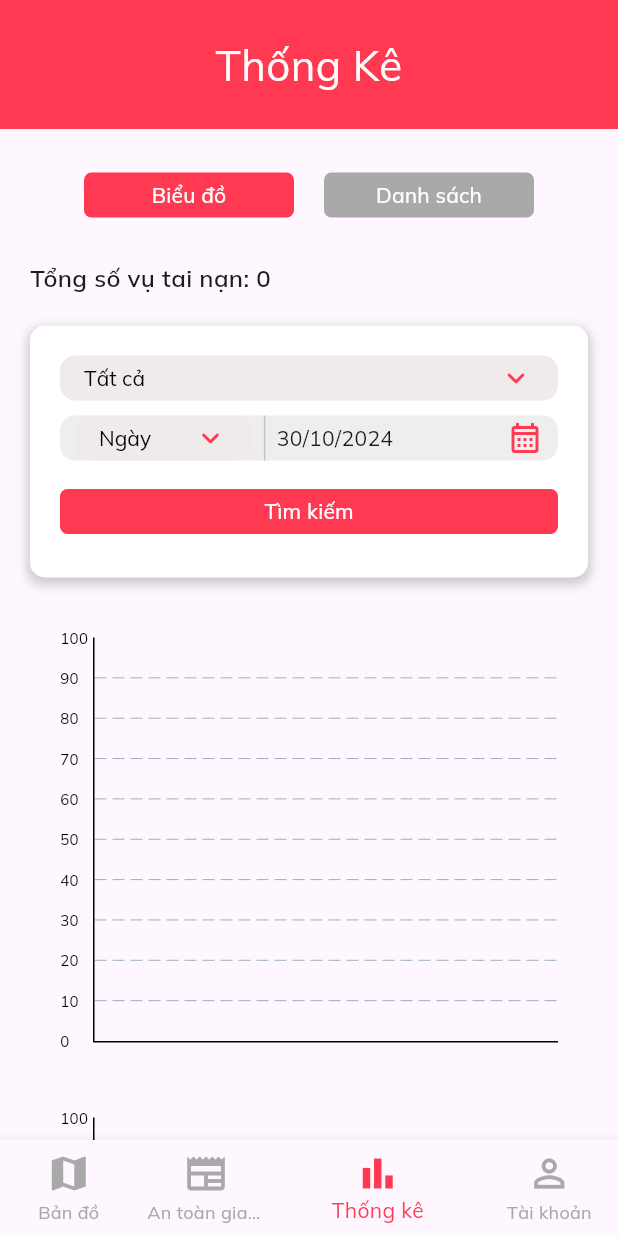
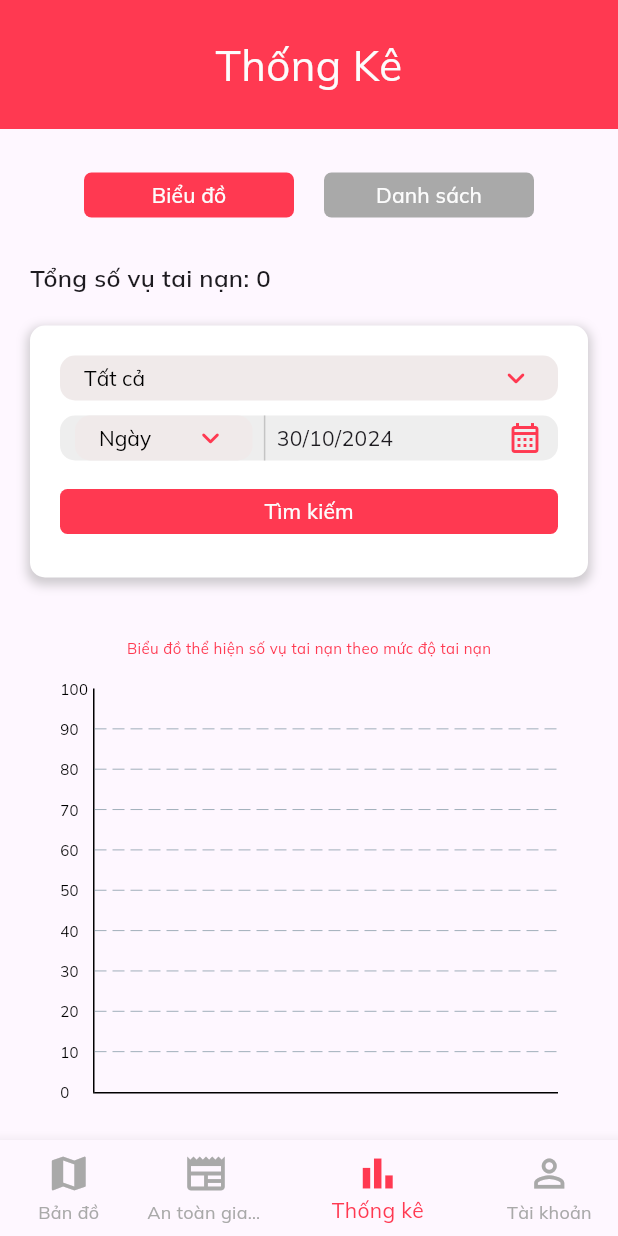
Before and after one commit to thuong22092k3/CTMap, a Flutter app: the screen it shows after launch, item 3 of the bottom bar chosen, after a tap on "Tìm kiếm", on a phone screen of 412 x 824 dp. Run offline on Flutter 3.47's test engine with Material 3 defaults, Android fonts, the phone set to English and light mode, and no system bars; drawn by our look-alikes of fl_chart; our stand-ins replace cached_network_image, flutter_map, flutter_riverpod, flutter_typeahead, geolocator, go_router and 3 more; missing offline and left inert: webfeed; network calls fail.

Commit message:
ADD - Add provider for accidents in files: home_map, main, statistic, new_sheet

```diff
--- a/ctmap/lib/main.dart
+++ b/ctmap/lib/main.dart
@@ -1,3 +1,4 @@
+import 'package:ctmap/state_management/accident_state.dart';
 import 'package:flutter/material.dart';
 import 'package:flutter_riverpod/flutter_riverpod.dart';
 import 'package:ctmap/pages/routes/routes.dart';
@@ -23,7 +24,6 @@ class MyApp extends ConsumerWidget {
           bodyLarge: TextStyle(fontFamily: 'Mulish'), // Font cho bodyText1
           bodyMedium: TextStyle(fontFamily: 'Mulish'), // Font cho bodyText2
           displayLarge: TextStyle(fontFamily: 'Mulish'), // Font cho headline1
-          // Thêm các phong cách font khác tùy theo nhu cầu
         ),
       ),
     );
--- a/ctmap/lib/pages/screens/Home_Map/detail_sheet.dart
+++ b/ctmap/lib/pages/screens/Home_Map/detail_sheet.dart
@@ -118,7 +118,7 @@ class DetailSheet extends ConsumerWidget {
                 ),
               Positioned(
                 bottom: 10,
-                right: 10,
+                left: 50,
                 child: IconButton(
                   icon: const Icon(AppIcons.share, color: AppColors.blue),
                   onPressed: () {
--- a/ctmap/lib/pages/screens/Home_Map/new_sheet.dart
+++ b/ctmap/lib/pages/screens/Home_Map/new_sheet.dart
@@ -1,7 +1,9 @@
 import 'package:ctmap/assets/colors/colors.dart';
 import 'package:ctmap/assets/icons/icons.dart';
+import 'package:ctmap/data/type.dart';
 import 'package:ctmap/pages/screens/Home_Map/home_map.dart';
 import 'package:ctmap/services/api.dart';
+import 'package:ctmap/state_management/accident_state.dart';
 import 'package:ctmap/state_management/user_state.dart';
 import 'package:ctmap/widgets/components/Button/Button.dart';
 import 'package:ctmap/widgets/components/Dropdown/Dropdown.dart';
@@ -162,6 +164,7 @@ class _NewSheetState extends ConsumerState<NewSheet> {
         };
 
         await addAccident(accidentData);
+        ref.read(accidentProvider.notifier).addAccident(accidentData);
         Navigator.push(
             context, MaterialPageRoute(builder: (context) => Home()));
       } catch (e) {
--- a/ctmap/lib/pages/screens/statistic.dart
+++ b/ctmap/lib/pages/screens/statistic.dart
@@ -1,22 +1,26 @@
 import 'package:ctmap/data/type.dart';
 import 'package:ctmap/services/api.dart';
+import 'package:ctmap/state_management/accident_state.dart';
 import 'package:flutter/material.dart';
 import 'package:ctmap/assets/colors/colors.dart';
 import 'package:ctmap/assets/icons/icons.dart';
+import 'package:flutter_riverpod/flutter_riverpod.dart';
 import '../../widgets/components/Button/Button.dart';
 import '../../widgets/components/Dropdown/Dropdown.dart';
 import '../../widgets/components/Chart/BarChart.dart';
 import '../../widgets/components/Table/Table.dart';
 import '../../widgets/components/Calendar/Calendar.dart';
 
-class Statistic extends StatefulWidget {
+// sửa ở statefulwidget -> ConsumerStatefulWidget
+class Statistic extends ConsumerStatefulWidget {
   const Statistic({super.key});
 
   @override
   _StatisticState createState() => _StatisticState();
 }
 
-class _StatisticState extends State<Statistic> {
+// sửa ở state -> ConsumerState
+class _StatisticState extends ConsumerState<Statistic> {
   List<String> cities = ['Tất cả'];
   String selectedCity = 'Tất cả';
   String selectedOption = 'Ngày';
@@ -27,41 +31,149 @@ class _StatisticState extends State<Statistic> {
   bool isChartButtonSelected = true;
   List<AccidentData> accidentDataList = [];
   List<AccidentData> filteredAccidentDataList = [];
-  Map<String, int> accidentCountByCity = {};
+  List<AccidentData> accidentCountByCity = [];
   List<AccidentData> accidentDataListTable = [];
 
   @override
   void initState() {
     super.initState();
-    getAccidents();
+    // getAccidents();
+
+    fetchAccidents();
   }
 
-  Future<void> getAccidents() async {
-    List<AccidentData> accidents = await getAllAccidents();
-    if (accidents.isNotEmpty) {
-      print('Dữ liệu đã được lấy thành công.');
+  // Future<void> getAccidents() async {
+  //   List<AccidentData> accidents = await getAllAccidents();
+  //   if (accidents.isNotEmpty) {
+  //     print('Dữ liệu đã được lấy thành công.');
 
-      Set<String> uniqueCities =
-          accidents.map((accident) => accident.city).toSet();
+  //     Set<String> uniqueCities =
+  //         accidents.map((accident) => accident.city).toSet();
 
-      setState(() {
-        accidentDataList = accidents;
-        filteredAccidentDataList = accidents;
-        cities = ['Tất cả', ...uniqueCities];
-        accidentCountByCity = _countAccidentsByCity(accidents);
-      });
-    } else {
-      print('Không có dữ liệu.');
-    }
+  //     setState(() {
+  //       accidentDataList = accidents;
+  //       filteredAccidentDataList = accidents;
+  //       cities = ['Tất cả', ...uniqueCities];
+  //       accidentCountByCity = _countAccidentsByCity(accidents);
+  //     });
+  //   } else {
+  //     print('Không có dữ liệu.');
+  //   }
+  // }
+
+  // void countAccidentsByCity(List<AccidentData> accidents) {
+  //   Map<String, int> cityAccidentCount = {};
+  //   setState(() {
+  //     for (var accident in accidents) {
+  //       cityAccidentCount[accident.city] =
+  //           (cityAccidentCount[accident.city] ?? 0) + 1;
+  //     }
+  //   });
+
+  //   // return cityAccidentCount;
+  // }
+
+  // DateTimeRange getDateRange(String selectedOption, DateTime selectedDate) {
+  //   DateTime startDate;
+  //   DateTime endDate;
+
+  //   switch (selectedOption) {
+  //     case 'Ngày':
+  //       startDate = selectedDate;
+  //       endDate = selectedDate;
+  //       break;
+  //     case 'Tuần':
+  //       startDate =
+  //           selectedDate.subtract(Duration(days: selectedDate.weekday - 1));
+  //       endDate = startDate.add(Duration(days: 6));
+  //       break;
+  //     case 'Tháng':
+  //       startDate = DateTime(selectedDate.year, selectedDate.month, 1);
+  //       endDate = DateTime(selectedDate.year, selectedDate.month + 1, 0);
+  //       break;
+  //     case 'Quý':
+  //       int quarter = ((selectedDate.month - 1) ~/ 3) + 1;
+  //       startDate = DateTime(selectedDate.year, (quarter - 1) * 3 + 1, 1);
+  //       endDate = DateTime(selectedDate.year, quarter * 3 + 1, 0);
+  //       break;
+  //     case 'Năm':
+  //       startDate = DateTime(selectedDate.year, 1, 1);
+  //       endDate = DateTime(selectedDate.year, 12, 31);
+  //       break;
+  //     default:
+  //       startDate = selectedDate;
+  //       endDate = selectedDate;
+  //       break;
+  //   }
+
+  //   return DateTimeRange(start: startDate, end: endDate);
+  // }
+
+  void countAccidentsByCity(List<AccidentData> accidents) {
+    Map<String, int> cityAccidentCount = {};
+    setState(() {
+      for (var accident in accidents) {
+        cityAccidentCount[accident.city] =
+            (cityAccidentCount[accident.city] ?? 0) + 1;
+      }
+    });
+    // return cityAccidentCount;
   }
 
-  Map<String, int> _countAccidentsByCity(List<AccidentData> accidents) {
-    Map<String, int> cityAccidentCount = {};
-    for (var accident in accidents) {
-      cityAccidentCount[accident.city] =
-          (cityAccidentCount[accident.city] ?? 0) + 1;
-    }
-    return cityAccidentCount;
+  void filterAccidents() {
+    DateTimeRange dateRange = getDateRange(selectedOption, selectedDate);
+
+    setState(() {
+      if (selectedCity == 'Tất cả') {
+        filteredAccidentDataList = accidentDataList.where((accident) {
+          return accident.date
+                  .isAfter(dateRange.start.subtract(const Duration(days: 1))) &&
+              accident.date
+                  .isBefore(dateRange.end.add(const Duration(days: 1)));
+        }).toList();
+      } else {
+        filteredAccidentDataList = accidentDataList
+            .where((accident) =>
+                accident.city == selectedCity &&
+                accident.date.isAfter(
+                    dateRange.start.subtract(const Duration(days: 1))) &&
+                accident.date
+                    .isBefore(dateRange.end.add(const Duration(days: 1))))
+            .toList();
+      }
+    });
+  }
+
+  bool isSameDay(DateTime date1, DateTime date2) {
+    return date1.year == date2.year &&
+        date1.month == date2.month &&
+        date1.day == date2.day;
+  }
+
+  Future<void> fetchAccidents() async {
+    await ref.read(accidentProvider.notifier).getAccidents();
+    final accidentProviderData = ref.watch(accidentProvider);
+    Set<String> uniqueCities =
+        accidentProviderData.map((accident) => accident.city).toSet();
+
+    setState(() {
+      accidentDataList = accidentProviderData;
+      filteredAccidentDataList = accidentProviderData;
+      accidentCountByCity = accidentProviderData;
+      cities = ['Tất cả', ...uniqueCities];
+    });
+  }
+
+  List<AccidentData> getFilteredAccidents(List<AccidentData> accidentDataList) {
+    DateTimeRange dateRange = getDateRange(selectedOption, selectedDate);
+
+    return accidentDataList.where((accident) {
+      bool isInDateRange =
+          accident.date.isAfter(dateRange.start.subtract(Duration(days: 1))) &&
+              accident.date.isBefore(dateRange.end.add(Duration(days: 1)));
+      bool isInCity = selectedCity == 'Tất cả' || accident.city == selectedCity;
+      return isInDateRange && isInCity;
+    }).toList();
   }
 
   DateTimeRange getDateRange(String selectedOption, DateTime selectedDate) {
@@ -100,38 +212,16 @@ class _StatisticState extends State<Statistic> {
     return DateTimeRange(start: startDate, end: endDate);
   }
 
-  void filterAccidents() {
-    DateTimeRange dateRange = getDateRange(selectedOption, selectedDate);
-
-    setState(() {
-      if (selectedCity == 'Tất cả') {
-        filteredAccidentDataList = accidentDataList.where((accident) {
-          return accident.date
-                  .isAfter(dateRange.start.subtract(const Duration(days: 1))) &&
-              accident.date
-                  .isBefore(dateRange.end.add(const Duration(days: 1)));
-        }).toList();
-      } else {
-        filteredAccidentDataList = accidentDataList
-            .where((accident) =>
-                accident.city == selectedCity &&
-                accident.date.isAfter(
-                    dateRange.start.subtract(const Duration(days: 1))) &&
-                accident.date
-                    .isBefore(dateRange.end.add(const Duration(days: 1))))
-            .toList();
-      }
-    });
-  }
-
-  bool isSameDay(DateTime date1, DateTime date2) {
-    return date1.year == date2.year &&
-        date1.month == date2.month &&
-        date1.day == date2.day;
-  }
+  bool isSearchButtonPressed = false;
 
   @override
   Widget build(BuildContext context) {
+    final accidentDataList = ref.watch(accidentProvider);
+    Set<String> uniqueCities =
+        accidentDataList.map((accident) => accident.city).toSet();
+    List<String> cities = ['Tất cả', ...uniqueCities];
+    accidentCountByCity = accidentDataList;
+    countAccidentsByCity(accidentCountByCity);
     print(
         'Filtered Accident Data List in Statistic: $filteredAccidentDataList');
 
@@ -207,7 +297,7 @@ class _StatisticState extends State<Statistic> {
                   ),
                   SizedBox(height: 20),
                   Text(
-                    'Tổng số vụ tai nạn: ${filteredAccidentDataList.length}',
+                    'Tổng số vụ tai nạn: ${showChart ? (isSearchButtonPressed ? getFilteredAccidents(accidentDataList).length : accidentDataList.length) : accidentDataList.length}',
                     style: TextStyle(fontSize: 16, fontWeight: FontWeight.w600),
                   ),
                   SizedBox(height: 20),
@@ -327,7 +417,11 @@ class _StatisticState extends State<Statistic> {
                           SizedBox(height: 10),
                           CustomButton(
                             onTap: () {
-                              filterAccidents();
+                              setState(() {
+                                filteredAccidentDataList =
+                                    getFilteredAccidents(accidentDataList);
+                                isSearchButtonPressed = true;
+                              });
                             },
                             btnText: "Tìm kiếm",
                             btnHeight: 30,
@@ -344,19 +438,39 @@ class _StatisticState extends State<Statistic> {
                       padding: const EdgeInsets.all(20.0),
                       child: Column(
                         children: [
+                          Text(
+                            'Biểu đồ thể hiện số vụ tai nạn theo mức độ tai nạn',
+                            style: TextStyle(
+                                fontSize: 10,
+                                fontWeight: FontWeight.w400,
+                                color: AppColors.red),
+                          ),
+                          SizedBox(height: 20),
                           SizedBox(
                             height: 300,
                             child: CustomBarChart(
                               dataMode: DataMode.level,
-                              accidentDataList: filteredAccidentDataList,
+                              accidentDataList: isSearchButtonPressed
+                                  ? getFilteredAccidents(accidentDataList)
+                                  : accidentDataList,
                             ),
+                          ),
+                          SizedBox(height: 20),
+                          Text(
+                            'Biểu đồ thể hiện số vụ tai nạn theo loại tai nạn',
+                            style: TextStyle(
+                                fontSize: 10,
+                                fontWeight: FontWeight.w400,
+                                color: AppColors.red),
                           ),
                           SizedBox(height: 20),
                           SizedBox(
                             height: 300,
                             child: CustomBarChart(
                               dataMode: DataMode.cause,
-                              accidentDataList: filteredAccidentDataList,
+                              accidentDataList: isSearchButtonPressed
+                                  ? getFilteredAccidents(accidentDataList)
+                                  : accidentDataList,
                             ),
                           ),
                         ],
@@ -364,8 +478,7 @@ class _StatisticState extends State<Statistic> {
                     ),
                   if (!showChart)
                     SizedBox(
-                      child: CustomTable(
-                          accidentDataList: filteredAccidentDataList),
+                      child: CustomTable(accidentDataList: accidentCountByCity),
                     ),
                 ],
               ),
```
Also changed, not shown: ctmap/lib/pages/screens/Home_Map/home_map.dart (+7 -2 lines), ctmap/lib/state_management/accident_state.dart (added, +51 -0 lines).
